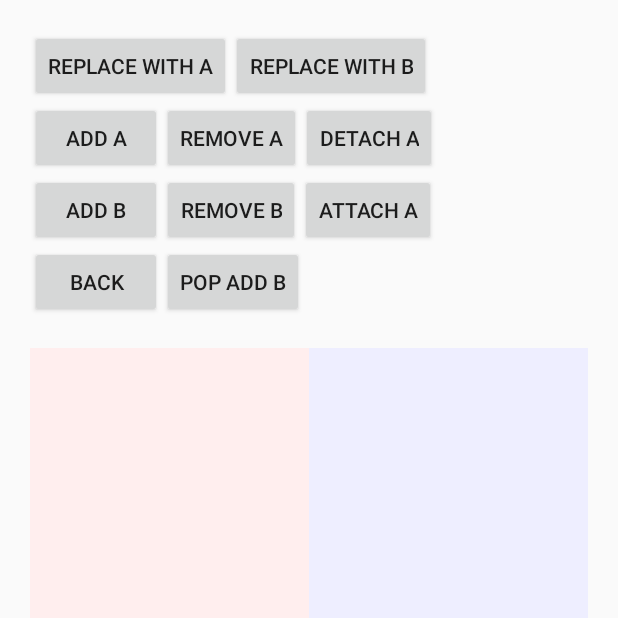
After one commit to TilSeier/Studying, an Android app: the FragmentManagerActivity screen opened directly, with no data from a screen before it, on a phone screen of 412 x 824 dp, the top half of it. The commit adds this screen. Run offline under Robolectric (Android 15) with nearby library versions, the phone set to English and light mode, and no system bars.

Commit message:
Navigation Component, Fragment Manager, StackOverflowError

```diff
--- a/app/build.gradle
+++ b/app/build.gradle
@@ -44,6 +44,7 @@ android {
 
 dependencies {
     def lifecycle_version = "2.1.0"
+    def nav_version = "2.1.0"
     def room_version = "2.2.1"
 
     implementation fileTree(dir: 'libs', include: ['*.jar'])
@@ -53,6 +54,7 @@ dependencies {
     implementation 'androidx.constraintlayout:constraintlayout:1.1.3'
 //    implementation 'com.android.support:support-v4:28.0.0'
 //    implementation 'com.android.support.constraint:constraint-layout:1.1.3'
+    implementation 'androidx.legacy:legacy-support-v4:1.0.0'
     testImplementation 'junit:junit:4.12'
 //    androidTestImplementation 'com.android.support.test:runner:1.0.2'
     androidTestImplementation 'androidx.test:runner:1.2.0'
@@ -115,6 +117,9 @@ dependencies {
     //LeakCanary - to detect memory leaks
     debugImplementation 'com.squareup.leakcanary:leakcanary-android:2.0-beta-3'
 
+    //Navigation Component
+    implementation "androidx.navigation:navigation-fragment:$nav_version"
+    implementation "androidx.navigation:navigation-ui:$nav_version"
 
     //MVVM Clean Architecture
 
@@ -128,7 +133,6 @@ dependencies {
     implementation "androidx.room:room-runtime:$room_version"
     annotationProcessor "androidx.room:room-compiler:$room_version"
 
-
     //Migrate from android.support to AndroidX: https://developer.android.com/jetpack/androidx/migrate/artifact-mappings
     //ALL DEPENDENCIES here: https://developer.android.com/jetpack/androidx/releases/lifecycle
     //DEPENDENCIES LATEST VERSION Google’s Maven Repository: https://maven.google.com/web/index.html
--- /dev/null
+++ b/app/src/main/res/layout/activity_fragment_manager.xml
@@ -0,0 +1,132 @@
+<?xml version="1.0" encoding="utf-8"?>
+<androidx.constraintlayout.widget.ConstraintLayout xmlns:android="http://schemas.android.com/apk/res/android"
+    xmlns:app="http://schemas.android.com/apk/res-auto"
+    xmlns:tools="http://schemas.android.com/tools"
+    android:layout_width="match_parent"
+    android:layout_height="match_parent"
+    android:padding="20dp"
+    tools:context="com.tilseier.studying.screens.FragmentManager.FragmentManagerActivity">
+
+    <Button
+        android:id="@+id/btnReplaceWithA"
+        android:layout_width="wrap_content"
+        android:layout_height="wrap_content"
+        android:onClick="replaceWithA"
+        android:text="Replace with A"
+        app:layout_constraintStart_toStartOf="parent"
+        app:layout_constraintTop_toTopOf="parent" />
+
+    <Button
+        android:id="@+id/btnReplaceWithB"
+        android:layout_width="wrap_content"
+        android:layout_height="wrap_content"
+        android:onClick="replaceWithB"
+        android:text="Replace with B"
+        app:layout_constraintStart_toEndOf="@+id/btnReplaceWithA"
+        app:layout_constraintTop_toTopOf="parent" />
+
+    <Button
+        android:id="@+id/btnAddA"
+        android:layout_width="wrap_content"
+        android:layout_height="wrap_content"
+        android:onClick="addA"
+        android:text="Add A"
+        app:layout_constraintStart_toStartOf="parent"
+        app:layout_constraintTop_toBottomOf="@+id/btnReplaceWithA" />
+
+    <Button
+        android:id="@+id/btnRemoveA"
+        android:layout_width="wrap_content"
+        android:layout_height="wrap_content"
+        android:onClick="removeA"
+        android:text="Remove A"
+        app:layout_constraintStart_toEndOf="@+id/btnAddA"
+        app:layout_constraintTop_toBottomOf="@+id/btnReplaceWithB" />
+
+    <Button
+        android:id="@+id/btnDetachA"
+        android:layout_width="wrap_content"
+        android:layout_height="wrap_content"
+        android:onClick="detachA"
+        android:text="Detach A"
+        app:layout_constraintStart_toEndOf="@+id/btnRemoveA"
+        app:layout_constraintTop_toBottomOf="@+id/btnReplaceWithB" />
+
+    <Button
+        android:id="@+id/btnAddB"
+        android:layout_width="wrap_content"
+        android:layout_height="wrap_content"
+        android:onClick="addB"
+        android:text="Add B"
+        app:layout_constraintStart_toStartOf="parent"
+        app:layout_constraintTop_toBottomOf="@+id/btnAddA" />
+
+    <Button
+        android:id="@+id/btnRemoveB"
+        android:layout_width="wrap_content"
+        android:layout_height="wrap_content"
+        android:onClick="removeB"
+        android:text="Remove B"
+        app:layout_constraintStart_toEndOf="@+id/btnAddB"
+        app:layout_constraintTop_toBottomOf="@+id/btnAddA" />
+
+    <Button
+        android:id="@+id/btnAttachA"
+        android:layout_width="wrap_content"
+        android:layout_height="wrap_content"
+        android:onClick="attachA"
+        android:text="Attach A"
+        app:layout_constraintStart_toEndOf="@+id/btnRemoveB"
+        app:layout_constraintTop_toBottomOf="@+id/btnAddA" />
+
+    <Button
+        android:id="@+id/btnBack"
+        android:layout_width="wrap_content"
+        android:layout_height="wrap_content"
+        android:onClick="back"
+        android:text="Back"
+        app:layout_constraintStart_toStartOf="parent"
+        app:layout_constraintTop_toBottomOf="@+id/btnAddB" />
+
+    <Button
+        android:id="@+id/btnPopAddB"
+        android:layout_width="wrap_content"
+        android:layout_height="wrap_content"
+        android:onClick="popAddB"
+        android:text="Pop Add B"
+        app:layout_constraintStart_toEndOf="@+id/btnBack"
+        app:layout_constraintTop_toBottomOf="@+id/btnAddB" />
+
+    <LinearLayout
+        android:layout_width="0dp"
+        android:layout_height="0dp"
+        android:layout_marginTop="20dp"
+        app:layout_constraintBottom_toBottomOf="parent"
+        app:layout_constraintEnd_toEndOf="parent"
+        app:layout_constraintStart_toStartOf="parent"
+        app:layout_constraintTop_toBottomOf="@+id/btnPopAddB">
+
+        <LinearLayout
+            android:id="@+id/group"
+            android:layout_width="0dp"
+            android:layout_height="match_parent"
+            android:layout_gravity="center"
+            android:layout_weight="1"
+            android:background="#ffeeee"
+            android:orientation="vertical"></LinearLayout>
+
+        <ScrollView
+            android:layout_width="0dp"
+            android:layout_height="match_parent"
+            android:layout_weight="1"
+            android:background="#eeeeff">
+            <TextView
+                android:id="@+id/message"
+                android:layout_width="wrap_content"
+                android:layout_height="wrap_content"
+                android:text=""
+                android:textAppearance="?android:attr/textAppearanceSmall" />
+        </ScrollView>
+    </LinearLayout>
+
+</androidx.constraintlayout.widget.ConstraintLayout>
```
Also changed, not shown: app/src/main/AndroidManifest.xml (+15 -11 lines), app/src/main/java/com/tilseier/studying/MainActivity.java (+14 -2 lines), app/src/main/java/com/tilseier/studying/screens/FragmentManager/FirstAFragment.java (added, +29 -0 lines), app/src/main/java/com/tilseier/studying/screens/FragmentManager/FragmentManagerActivity.java (added, +154 -0 lines), app/src/main/java/com/tilseier/studying/screens/FragmentManager/SecondBFragment.java (added, +31 -0 lines), app/src/main/java/com/tilseier/studying/screens/NavigationComponent/EndgameFragment.java (added, +54 -0 lines), app/src/main/java/com/tilseier/studying/screens/NavigationComponent/GameFragment.java (added, +47 -0 lines), app/src/main/java/com/tilseier/studying/screens/NavigationComponent/NavigationComponentActivity.java (added, +16 -0 lines), app/src/main/java/com/tilseier/studying/screens/NavigationComponent/StartFragment.java (added, +51 -0 lines), app/src/main/java/com/tilseier/studying/screens/throwable/StackOverflowErrorExample.java (added, +23 -0 lines), app/src/main/res/layout/activity_navigation_component.xml (added, +21 -0 lines), app/src/main/res/layout/fragment_endgame.xml (added, +24 -0 lines), app/src/main/res/layout/fragment_first_a.xml (added, +17 -0 lines), app/src/main/res/layout/fragment_game.xml (added, +24 -0 lines), 3 more files.
